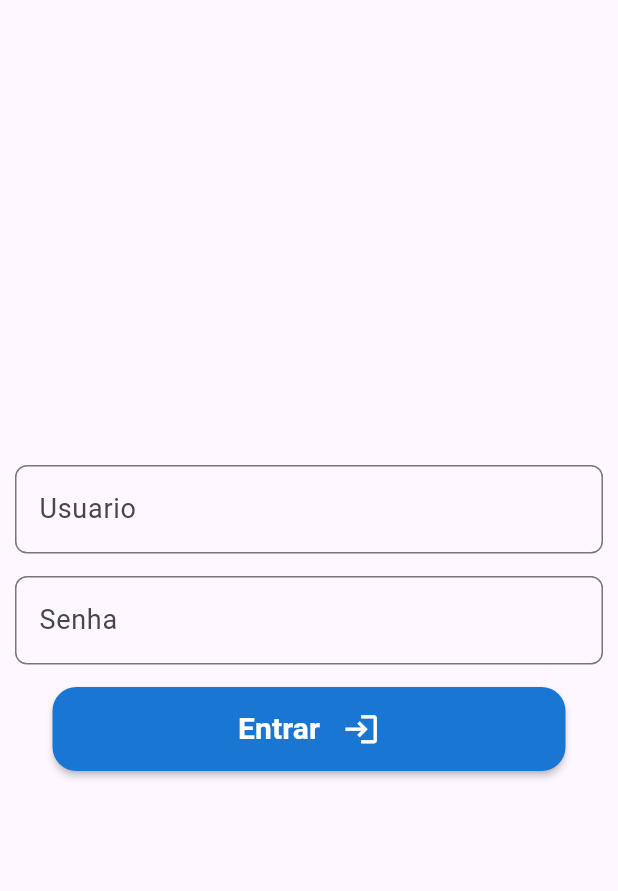
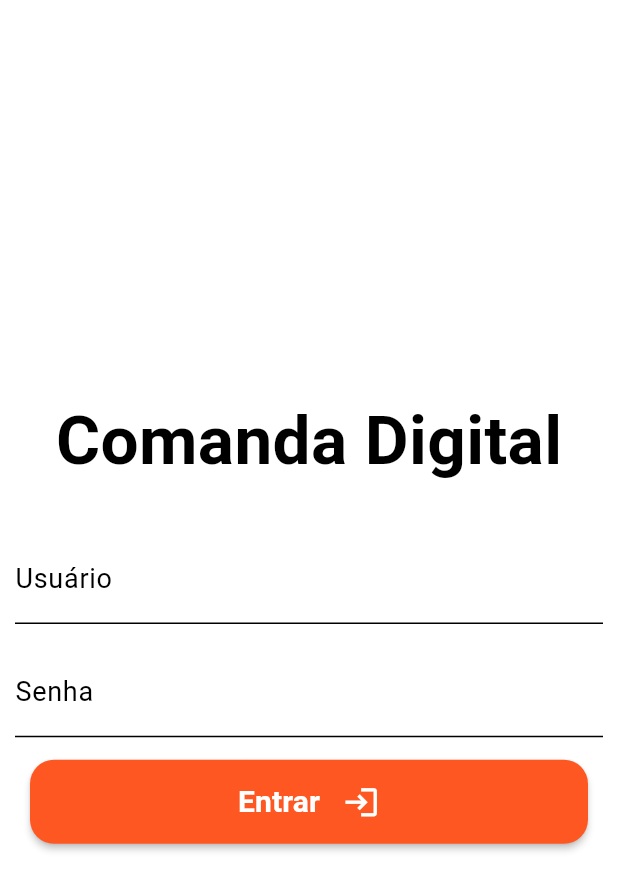
Before and after one commit to Comanda-Digital-PI/comanda_digital, a Flutter app: the screen it shows after launch, on a phone screen of 412 x 824 dp. Shown: the top 891 px of the screen. Run offline on Flutter 3.47's test engine with Material 3 defaults, Android fonts, the light colour scheme and no system bars; our stand-ins replace get.

Commit message:
:lipstck: feat: estilizando login

```diff
--- a/lib/app/routes/app_pages.dart
+++ b/lib/app/routes/app_pages.dart
@@ -1,7 +1,7 @@
 import 'package:flutter_faculdade/app/controllers/navigation_controller.dart';
 import 'package:flutter_faculdade/app/routes/app_routes.dart';
 import 'package:flutter_faculdade/app/screens/home_screen.dart';
-import 'package:flutter_faculdade/app/screens/login_screen.dart';
+import 'package:flutter_faculdade/app/screens/auth/login_screen.dart';
 import 'package:flutter_faculdade/utils/widgets/global_scaffold.dart';
 import 'package:get/get.dart';
 
--- /dev/null
+++ b/lib/app/screens/auth/login_screen.dart
@@ -0,0 +1,108 @@
+import 'package:flutter_faculdade/app/controllers/login_controller.dart';
+import 'package:get/get.dart';
+import 'package:flutter/material.dart';
+
+
+class LoginScreen extends StatelessWidget {
+
+  LoginScreen({super.key});
+
+  final LoginController controller = Get.put(LoginController());
+
+   @override
+   Widget build(BuildContext context) {
+
+
+    return Scaffold(
+
+      body:
+        Column(
+          mainAxisAlignment: MainAxisAlignment.center,
+          children: [
+            Column(
+                    children: [
+                      Text(
+                        'Comanda Digital',
+                        style: TextStyle(
+                          fontSize: 45,
+                          fontWeight: FontWeight.bold
+                        ),
+                      )
+                    ],
+                  ),
+            Padding(
+              padding: const EdgeInsets.only(top: 30, left: 10, right: 10),
+              child: SingleChildScrollView(
+                child: Column(
+                  children: [
+
+                    buildTextField('Usuário', controller.username),
+                    const SizedBox(height: 15,),
+                    buildTextField('Senha', controller.password, isPassword: true),
+                    const SizedBox(height: 15,),
+                    Row(
+                      mainAxisAlignment: MainAxisAlignment.center,
+                      children: [
+                        Expanded(
+                          child:
+                            Padding(
+                              padding: const EdgeInsets.symmetric(horizontal: 10),
+                              child: FloatingActionButton(
+                                onPressed:() {
+                                  controller.login();
+                                },
+                                backgroundColor: Theme.of(context).colorScheme.primary,
+                                elevation: 2,
+                                child: const Row(
+                                  mainAxisAlignment: MainAxisAlignment.center,
+                                  children: [
+                                    Text(
+                                      'Entrar',
+                                      style: TextStyle(
+                                        color: Colors.white,
+                                        fontWeight: FontWeight.bold,
+                                        fontSize: 20
+                                      ),
+                                    ),
+                                    SizedBox(width: 15,),
+                                    Icon(
+                                      Icons.login,
+                                      size: 25,
+                                      color: Colors.white,
+                                    )
+                                  ],
+                                ),
+                              ),
+                            )
+                        ),
+                      ],
+                    ),
+                  ],
+                ),
+              ),
+            ),
+          ],
+        )
+    );
+   }
+
+   TextField buildTextField(label, textController, {isPassword = false}) {
+     return TextField(
+      controller: textController,
+      obscureText: isPassword,
+      decoration: InputDecoration(
+        labelText: label,
+        floatingLabelStyle: TextStyle(
+          fontSize: 20
+        ),
+        enabledBorder: UnderlineInputBorder(),
+        focusedBorder: UnderlineInputBorder(
+          borderSide: BorderSide(color: Theme.of(Get.context!).colorScheme.primary, width: 2),
+          // borderRadius: BorderRadius.vertical(bottom: Radius.circular(5.0)),
+        ),
+      ),
+    );
+   }
+
+
+}
--- a/lib/app/screens/login_screen.dart
+++ /dev/null
@@ -1,95 +0,0 @@
-import 'package:flutter_faculdade/app/controllers/login_controller.dart';
-import 'package:get/get.dart';
-import 'package:flutter/material.dart';
-
-
-class LoginScreen extends StatelessWidget {
-
-  LoginScreen({super.key});
-
-  final LoginController controller = Get.put(LoginController());
-
-   @override
-   Widget build(BuildContext context) {
-
-
-    return Scaffold(
-
-      body:
-        Center(
-          child: Padding(
-            padding: const EdgeInsets.symmetric(horizontal: 10),
-            child: SingleChildScrollView(
-              child: Column(
-                children: [
-                  TextField(
-                    controller: controller.username,
-                    decoration: InputDecoration(
-                      labelText: 'Usuario',
-                      border: OutlineInputBorder(
-                        borderSide: const BorderSide(color: Colors.grey), // Cor da borda
-                        borderRadius: BorderRadius.circular(8.0),
-                      ),
-                    ),
-
-                  ),
-                  const SizedBox(height: 15,),
-                  TextField(
-                    controller: controller.password,
-                    obscureText: true,
-                    decoration: InputDecoration(
-                      labelText: 'Senha',
-                      border: OutlineInputBorder(
-                        borderSide: const BorderSide(color: Colors.grey), // Cor da borda
-                        borderRadius: BorderRadius.circular(8.0),
-                      ),
-                    ),
-                  ),
-                  const SizedBox(height: 15,),
-                  Row(
-                    mainAxisAlignment: MainAxisAlignment.center,
-                    children: [
-                      Expanded(
-                        child:
-                          Padding(
-                            padding: const EdgeInsets.symmetric(horizontal: 25),
-                            child: FloatingActionButton(
-                              onPressed:() {
-                                controller.login();
-                              },
-                              backgroundColor: Colors.blue.shade700,
-                              elevation: 2,
-                              child: Row(
-                                mainAxisAlignment: MainAxisAlignment.center,
-                                children: [
-                                  Text(
-                                    'Entrar',
-                                    style: TextStyle(
-                                      color: Colors.white,
-                                      fontWeight: FontWeight.bold,
-                                      fontSize: 20
-                                    ),
-                                  ),
-                                  SizedBox(width: 15,),
-                                  Icon(
-                                    Icons.login,
-                                    size: 25,
-                                    color: Colors.white,
-                                  )
-                                ],
-                              ),
-                            ),
-                          )
-                      ),
-                    ],
-                  ),
-                ],
-              ),
-            ),
-          ),
-        )
-    );
-   }
-
-
-}
--- a/lib/main.dart
+++ b/lib/main.dart
@@ -18,12 +18,12 @@ class MyApp extends StatelessWidget {
       debugShowCheckedModeBanner: false,
       title: 'Teste Flutter',
       theme: ThemeData(
-        primarySwatch: Colors.deepOrange, // Define a cor primária do tema
+        colorScheme: ColorScheme.fromSwatch(primarySwatch: Colors.deepOrange),
         brightness: Brightness.light, // Tema claro
-        textTheme: TextTheme(
+        textTheme: const TextTheme(
           bodyLarge: TextStyle(fontSize: 18, color: Colors.black), // Estilo de texto global
         ),
-        appBarTheme: AppBarTheme(
+        appBarTheme: const AppBarTheme(
           backgroundColor: Colors.deepOrange, // Cor da AppBar
           titleTextStyle: TextStyle(fontSize: 20, color: Colors.white),
         ),
```
